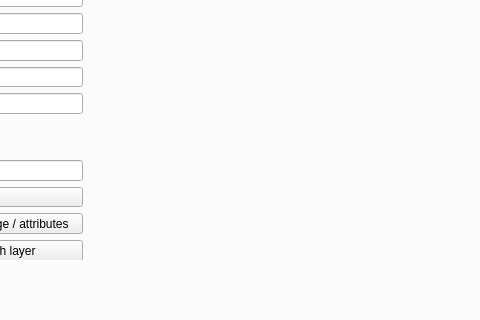
Above: forms/ui_tuflowqgis_bridge_editor.ui from EllisSymons/forUKOffice before the change; both pictures show x 264 to 744 and y 315 to 635 of the 943 by 840 pixel window. Below: the same form after it.
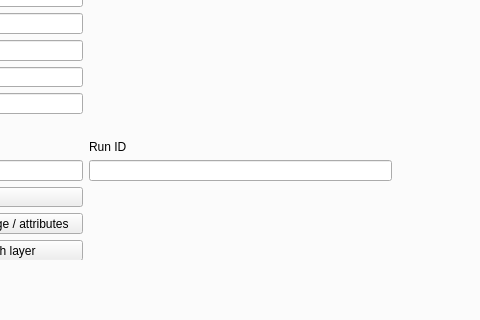
That is the form after the change. The open tabs and pages were chosen to show the change. Icons and pictures are not drawn.

Diff of the .ui file:
```diff
--- a/forms/ui_tuflowqgis_bridge_editor.ui
+++ b/forms/ui_tuflowqgis_bridge_editor.ui
@@ -833,6 +833,23 @@
          <item row="14" column="1">
           <widget class="QLineEdit" name="comment"/>
          </item>
+         <item row="17" column="2">
+          <widget class="QLineEdit" name="runId"/>
+         </item>
+         <item row="16" column="2">
+          <widget class="QLabel" name="label_43">
+           <property name="text">
+            <string>Run ID</string>
+           </property>
+          </widget>
+         </item>
+         <item row="1" column="2">
+          <widget class="QLabel" name="label_44">
+           <property name="text">
+            <string/>
+           </property>
+          </widget>
+         </item>
         </layout>
        </widget>
       </widget>
```
Left out of the diff: 12 changed lines with no effect on the pictures.
